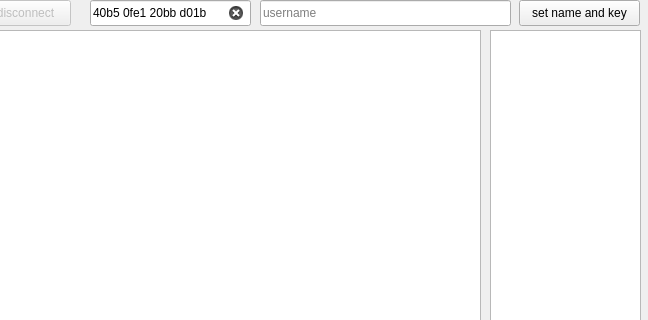
First picture: the form in mainwindow.ui, repository PALuczak/chatAppGroup11, before the edit; both pictures show x 130 to 778 and y 0 to 320 of the 778 by 516 pixel window.
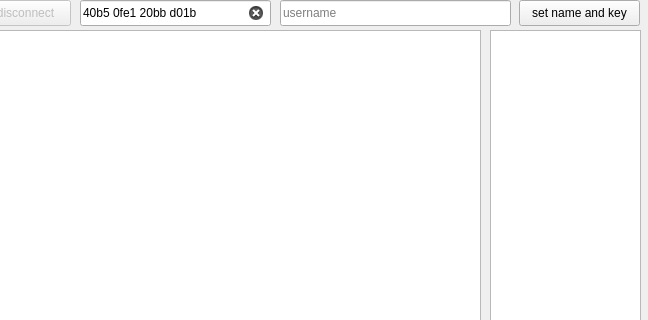
Second picture: the form after the edit.

```diff
--- a/mainwindow.ui
+++ b/mainwindow.ui
@@ -123,9 +123,9 @@
    <widget class="QLineEdit" name="nameLine">
     <property name="geometry">
      <rect>
-      <x>390</x>
+      <x>410</x>
       <y>0</y>
-      <width>251</width>
+      <width>231</width>
       <height>26</height>
      </rect>
     </property>
@@ -139,9 +139,9 @@
    <widget class="QLineEdit" name="keyLine">
     <property name="geometry">
      <rect>
-      <x>220</x>
+      <x>210</x>
       <y>0</y>
-      <width>161</width>
+      <width>191</width>
       <height>26</height>
      </rect>
     </property>
```
